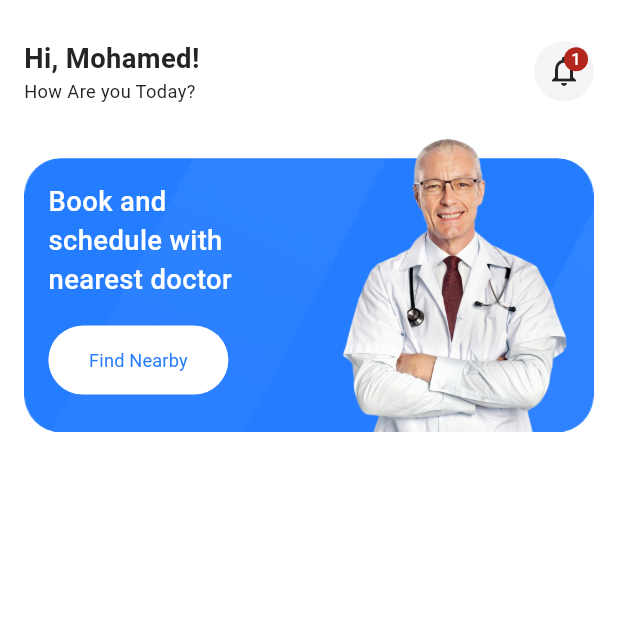
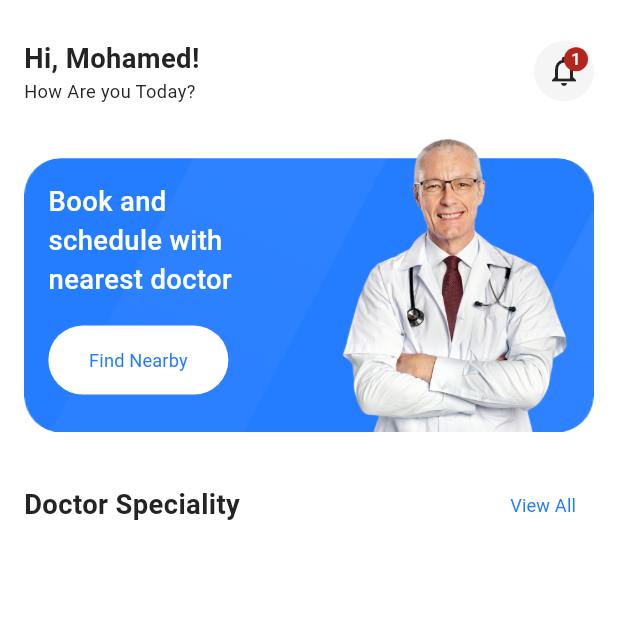
Before and after one commit to abootarek/doctor_App, a Flutter app: the HomeScreen screen opened by its route, on a phone screen of 412 x 824 dp, the top half of it. Run offline on Flutter 3.47's test engine with Material 3 defaults, Android fonts, the phone set to English and light mode, and no system bars; our stand-ins replace bloc, dio, flutter_bloc, flutter_screenutil, flutter_svg, freezed_annotation and 2 more; generated files the repository leaves out were written again.

Commit message:
edit on homw screen

```diff
--- a/lib/featuers/homescreen/ui/homescreen.dart
+++ b/lib/featuers/homescreen/ui/homescreen.dart
@@ -3,6 +3,8 @@ import 'package:docapp_pro/core/theming/colors.dart';
 import 'package:docapp_pro/featuers/homescreen/ui/widgets/home_container_bainer.dart';
 import 'package:docapp_pro/featuers/homescreen/ui/widgets/home_top_bar.dart';
 import 'package:flutter/material.dart';
+
+import 'widgets/home_doctors_speciality.dart';
 
 class HomeScreen extends StatelessWidget {
   const HomeScreen({super.key});
@@ -20,6 +22,8 @@ class HomeScreen extends StatelessWidget {
               const HomeTopBar(),
               virticalspace(16),
               const HomeContainerBiner(),
+              virticalspace(24),
+              const HomeDoctorSpeciality(),
             ],
           ),
         ),
--- /dev/null
+++ b/lib/featuers/homescreen/ui/widgets/home_doctors_speciality.dart
@@ -0,0 +1,33 @@
+import 'package:docapp_pro/core/helper/sixbox.dart';
+import 'package:docapp_pro/core/theming/style.dart';
+import 'package:flutter/material.dart';
+
+class HomeDoctorSpeciality extends StatelessWidget {
+  const HomeDoctorSpeciality({super.key});
+
+  @override
+  Widget build(BuildContext context) {
+    return Column(
+      children: [
+        Row(
+          children: [
+            Text(
+              'Doctor Speciality',
+              style: TextStyles.font18Black700Wight,
+            ),
+            const Spacer(),
+            TextButton(
+              onPressed: () {},
+              child: Text(
+                'View All',
+                style: TextStyles.font12mainblue,
+              ),
+            ),
+          ],
+        ),
+        virticalspace(16),
+
+      ],
+    );
+  }
+}
```
